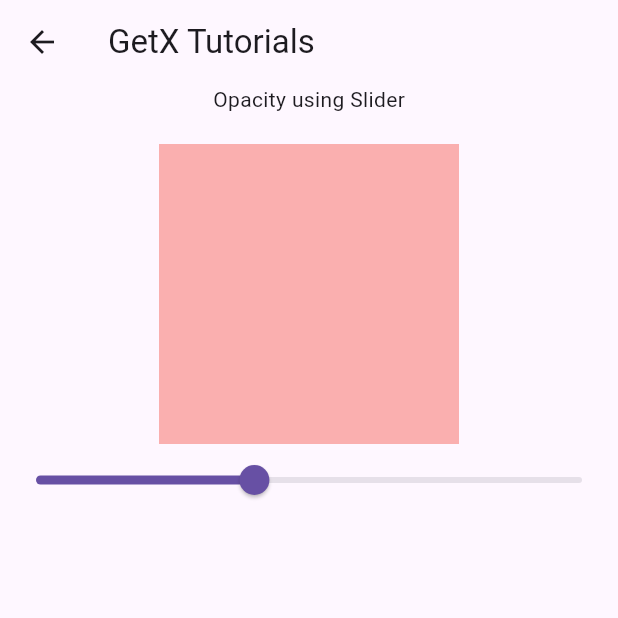
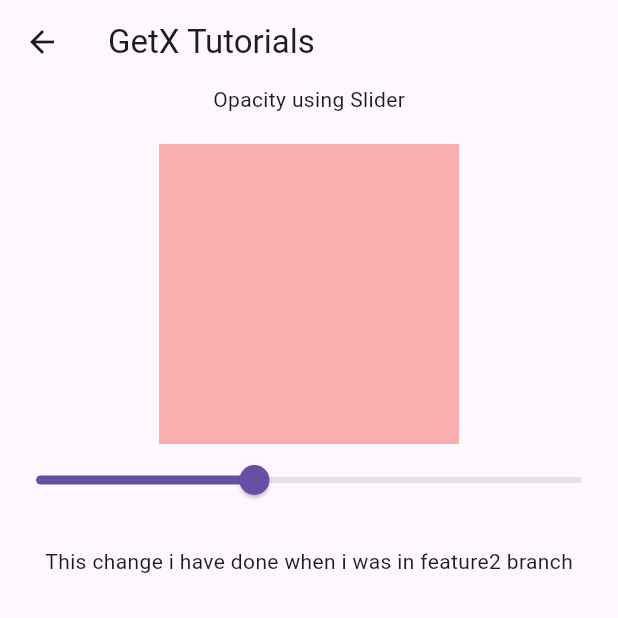
Before and after one commit to TalhaSaleemflutter/getx_statemanagement, a Flutter app: the OpacityScreen screen opened by its route, on a phone screen of 412 x 824 dp, the top half of it. Run offline on Flutter 3.47's test engine with Material 3 defaults, Android fonts, the phone set to English and light mode, and no system bars; our stand-ins replace fluttertoast, get, shared_preferences; accounts and stored records are empty.

Commit message:
added new feature

```diff
--- a/lib/view/examples/opacity.dart
+++ b/lib/view/examples/opacity.dart
@@ -37,6 +37,8 @@ class _OpacityScreenState extends State<OpacityScreen> {
               },
             ),
           ),
+          SizedBox(height : 20),
+          Text('This change i have done when i was in feature2 branch')
         ],
       ),
     );
```
